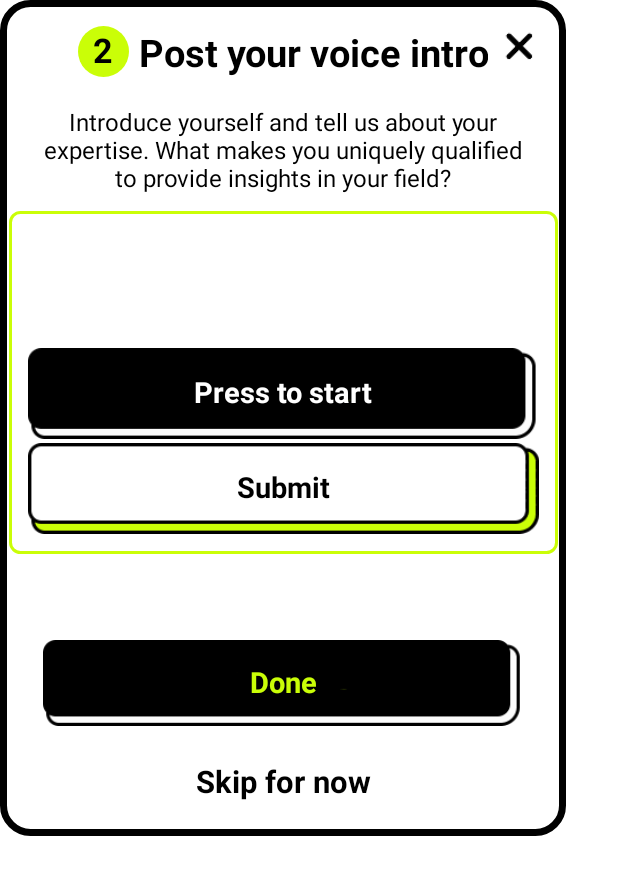
After one commit to donut-fans/openask-android, an Android app: the layout dialog_become_sensei_step_5.xml on its own in the app's theme, with its tools: preview values and no code run, on a phone screen of 412 x 824 dp. The commit adds this screen. Shown: the top 875 px of the screen. Run offline under Robolectric (Android 15) with nearby library versions, the light colour scheme and no system bars.

```diff
--- /dev/null
+++ b/app/src/main/java/fans/openask/model/TAGModel.kt
@@ -0,0 +1,14 @@
+package fans.openask.model
+
+/**
+ *
+ * Created by Irving
+ */
+class TAGModel {
+
+	var id:String? = null
+	var code:String? = null
+	var name:String? = null
+	var iconUrl:String? = null
+
+}
--- a/app/src/main/java/fans/openask/ui/fragment/ProfileFragment.kt
+++ b/app/src/main/java/fans/openask/ui/fragment/ProfileFragment.kt
@@ -38,6 +38,7 @@ import fans.openask.databinding.DialogBecomeSenseiStepEmailInputBinding
 import fans.openask.databinding.FragmentProfileBinding
 import fans.openask.http.errorMsg
 import fans.openask.model.SenseiProfileSettingRepData
+import fans.openask.model.TAGModel
 import fans.openask.model.UserInfo
 import fans.openask.model.WalletData
 import fans.openask.model.event.BecomeSenseiEvent
@@ -204,6 +205,10 @@ class ProfileFragment : BaseFragment() {
 						5 -> {//email
 							showInputEmailDialog()
 						}
+
+						6 -> {//tag
+							getTAGList()
+						}
 					}
 
 				}.onFailure {
@@ -233,8 +238,8 @@ class ProfileFragment : BaseFragment() {
 							mBinding.ivBtnBecome.visibility = View.VISIBLE
 						}
 
-						6 -> {
-
+						6 -> {//tag
+							mBinding.ivBtnBecome.visibility = View.VISIBLE
 						}
 
 						else -> {
@@ -630,6 +635,32 @@ class ProfileFragment : BaseFragment() {
 		}
 	}
 
+	private suspend fun getTAGList() {
+		(activity as MainActivity).showLoadingDialog("Loading...")
+		RxHttp.get("/dict/tag/list/{type}")
+				.toAwaitResponse<List<TAGModel>>()
+				.awaitResult {
+					LogUtils.e(TAG, "awaitResult = " + it.toString())
+					(activity as MainActivity).dismissLoadingDialog()
+
+					showTAGDialog(it)
+
+				}.onFailure {
+					LogUtils.e(TAG, "onFailure = " + it.message.toString())
+					(activity as MainActivity).showFailedDialog(it.errorMsg)
+				}
+	}
+
+	private fun showTAGDialog(list:List<TAGModel>){
+		CustomDialog.show(object : OnBindView<CustomDialog>(R.layout.dialog_become_sensei_step_5) {
+			override fun onBind(dialog: CustomDialog, v: View) {
+				var binding = DataBindingUtil.bind<DialogBecomeSenseiStep2Binding>(v)!!
+				binding.ivClose.setOnClickListener { dialog.dismiss() }
+
+			}
+		}).setMaskColor(resources.getColor(R.color.black_50))
+	}
+
 	private suspend fun getWallet() {
 		(activity as MainActivity).showLoadingDialog("Loading...")
 		RxHttp.get("/open-ask/acc/wallet").add("clientType", 7).add("clientId", 7)
--- /dev/null
+++ b/app/src/main/res/layout/dialog_become_sensei_step_5.xml
@@ -0,0 +1,173 @@
+<?xml version="1.0" encoding="utf-8"?>
+<layout xmlns:android="http://schemas.android.com/apk/res/android"
+    xmlns:app="http://schemas.android.com/apk/res-auto">
+
+    <data>
+
+    </data>
+
+    <androidx.constraintlayout.widget.ConstraintLayout
+        android:layout_width="@dimen/sw_330dp"
+        android:layout_height="wrap_content"
+        android:background="@drawable/shape_stroke_000000_r16_w4">
+
+        <ImageView
+            android:id="@+id/iv_close"
+            android:layout_width="@dimen/sw_24dp"
+            android:layout_height="@dimen/sw_24dp"
+            android:layout_marginTop="@dimen/sw_15dp"
+            android:layout_marginEnd="@dimen/sw_15dp"
+            android:src="@drawable/icon_drawer_close"
+            app:layout_constraintEnd_toEndOf="parent"
+            app:layout_constraintTop_toTopOf="parent" />
+
+        <TextView
+            android:id="@+id/tv_title_key"
+            android:layout_width="@dimen/sw_30dp"
+            android:layout_height="@dimen/sw_30dp"
+            app:layout_constraintTop_toTopOf="parent"
+            app:layout_constraintEnd_toStartOf="@id/tv_title"
+            app:layout_constraintHorizontal_chainStyle="packed"
+            app:layout_constraintStart_toStartOf="parent"
+            android:text="2"
+            android:layout_marginTop="@dimen/sw_15dp"
+            android:textColor="@color/black"
+            android:textSize="@dimen/sw_20dp"
+            android:gravity="center"
+            android:textStyle="bold"
+            android:includeFontPadding="false"
+            android:background="@drawable/shape_circle_cafe07"/>
+
+        <TextView
+            android:id="@+id/tv_title"
+            android:layout_width="wrap_content"
+            android:layout_height="wrap_content"
+            android:gravity="center"
+            android:text="Post your voice intro"
+            android:textColor="@color/black"
+            android:textSize="@dimen/sw_22dp"
+            android:textStyle="bold"
+            android:layout_marginStart="@dimen/sw_5dp"
+            app:layout_constraintBottom_toBottomOf="@id/tv_title_key"
+            app:layout_constraintStart_toEndOf="@id/tv_title_key"
+            app:layout_constraintEnd_toEndOf="parent"
+            app:layout_constraintTop_toTopOf="@id/tv_title_key" />
+
+        <TextView
+            android:id="@+id/tv_title_sub"
+            android:layout_width="@dimen/sw_280dp"
+            android:layout_height="wrap_content"
+            android:layout_marginTop="@dimen/sw_16dp"
+            android:gravity="center"
+            android:text="Introduce yourself and tell us about your expertise. What makes you uniquely qualified to provide insights in your field?"
+            android:textColor="@color/black"
+            android:textSize="@dimen/sw_14dp"
+            app:layout_constraintEnd_toEndOf="parent"
+            app:layout_constraintStart_toStartOf="parent"
+            app:layout_constraintTop_toBottomOf="@id/tv_title" />
+
+        <androidx.constraintlayout.widget.ConstraintLayout
+            android:id="@+id/layout_audio"
+            android:layout_width="@dimen/sw_320dp"
+            android:layout_height="@dimen/sw_200dp"
+            app:layout_constraintStart_toStartOf="parent"
+            app:layout_constraintEnd_toEndOf="parent"
+            android:layout_marginTop="@dimen/sw_10dp"
+            android:background="@drawable/shape_stroke_cafe07_6dp"
+            app:layout_constraintTop_toBottomOf="@id/tv_title_sub">
+
+            <TextView
+                android:id="@+id/tv_btn_record"
+                android:layout_width="@dimen/sw_298dp"
+                android:layout_height="0dp"
+                android:layout_marginTop="@dimen/sw_80dp"
+                android:background="@drawable/icon_btn_bg2"
+                android:gravity="center"
+                android:includeFontPadding="false"
+                android:text="Press to start"
+                android:textColor="@color/white"
+                android:textSize="@dimen/sw_17dp"
+                android:textStyle="bold"
+                app:layout_constraintDimensionRatio="903:162"
+                app:layout_constraintEnd_toEndOf="parent"
+                app:layout_constraintStart_toStartOf="parent"
+                app:layout_constraintTop_toTopOf="parent" />
+
+            <TextView
+                android:id="@+id/tv_time"
+                android:layout_width="wrap_content"
+                android:layout_height="wrap_content"
+                app:layout_constraintStart_toStartOf="@id/tv_btn_record"
+                app:layout_constraintBottom_toTopOf="@id/tv_btn_record"
+                android:textSize="@dimen/sw_18dp"
+                android:visibility="invisible"
+                android:layout_marginBottom="@dimen/sw_10dp"
+                android:textColor="@color/black"
+                android:text="00:00"/>
+
+            <ImageView
+                android:id="@+id/iv_play"
+                android:layout_width="@dimen/sw_24dp"
+                android:layout_height="@dimen/sw_24dp"
+                android:visibility="invisible"
+                app:layout_constraintEnd_toEndOf="@id/tv_btn_record"
+                app:layout_constraintBottom_toTopOf="@id/tv_btn_record"
+                android:src="@drawable/icon_broadcast"
+                android:layout_marginBottom="@dimen/sw_10dp"/>
+
+            <TextView
+                android:id="@+id/tv_btn_submit"
+                android:layout_width="@dimen/sw_298dp"
+                android:layout_height="0dp"
+                android:layout_marginTop="@dimen/sw_20dp"
+                android:layout_marginBottom="@dimen/sw_30dp"
+                android:background="@drawable/icon_btn_bg"
+                android:gravity="center"
+                android:includeFontPadding="false"
+                android:text="Submit"
+                android:textColor="@color/black"
+                android:textSize="@dimen/sw_17dp"
+                android:textStyle="bold"
+                app:layout_constraintBottom_toBottomOf="parent"
+                app:layout_constraintDimensionRatio="903:162"
+                app:layout_constraintEnd_toEndOf="parent"
+                app:layout_constraintStart_toStartOf="parent"
+                app:layout_constraintTop_toBottomOf="@id/tv_btn_record" />
+
+        </androidx.constraintlayout.widget.ConstraintLayout>
+
+        <TextView
+            android:id="@+id/tv_btn"
+            android:layout_width="@dimen/sw_280dp"
+            android:layout_height="0dp"
+            android:layout_marginTop="@dimen/sw_50dp"
+            android:layout_marginBottom="@dimen/sw_20dp"
+            android:background="@drawable/icon_btn_bg2"
+            android:gravity="center"
+            android:includeFontPadding="false"
+            android:text="Done"
+            android:textColor="#CAFE07"
+            android:textSize="@dimen/sw_17dp"
+            android:textStyle="bold"
+            app:layout_constraintDimensionRatio="903:162"
+            app:layout_constraintEnd_toEndOf="parent"
+            app:layout_constraintStart_toStartOf="parent"
+            app:layout_constraintTop_toBottomOf="@id/layout_audio" />
+
+        <TextView
+            android:id="@+id/tv_skip"
+            android:layout_width="wrap_content"
+            android:layout_height="wrap_content"
+            app:layout_constraintStart_toStartOf="parent"
+            app:layout_constraintEnd_toEndOf="parent"
+            app:layout_constraintBottom_toBottomOf="parent"
+            android:layout_marginTop="@dimen/sw_20dp"
+            android:layout_marginBottom="@dimen/sw_20dp"
+            android:textSize="@dimen/sw_18dp"
+            android:textColor="@color/black"
+            android:textStyle="bold"
+            app:layout_constraintTop_toBottomOf="@id/tv_btn"
+            android:text="Skip for now"/>
+
+    </androidx.constraintlayout.widget.ConstraintLayout>
+</layout>
```
Also changed, not shown: app/src/main/res/drawable-xxhdpi/icon_category_ai.png (added), app/src/main/res/drawable-xxhdpi/icon_category_all.png (added), app/src/main/res/drawable-xxhdpi/icon_category_career.png (added), app/src/main/res/drawable-xxhdpi/icon_category_influencer.png (added), app/src/main/res/drawable-xxhdpi/icon_category_investor.png (added), app/src/main/res/drawable-xxhdpi/icon_category_poker.png (added), app/src/main/res/drawable-xxhdpi/icon_category_web3.png (added).
